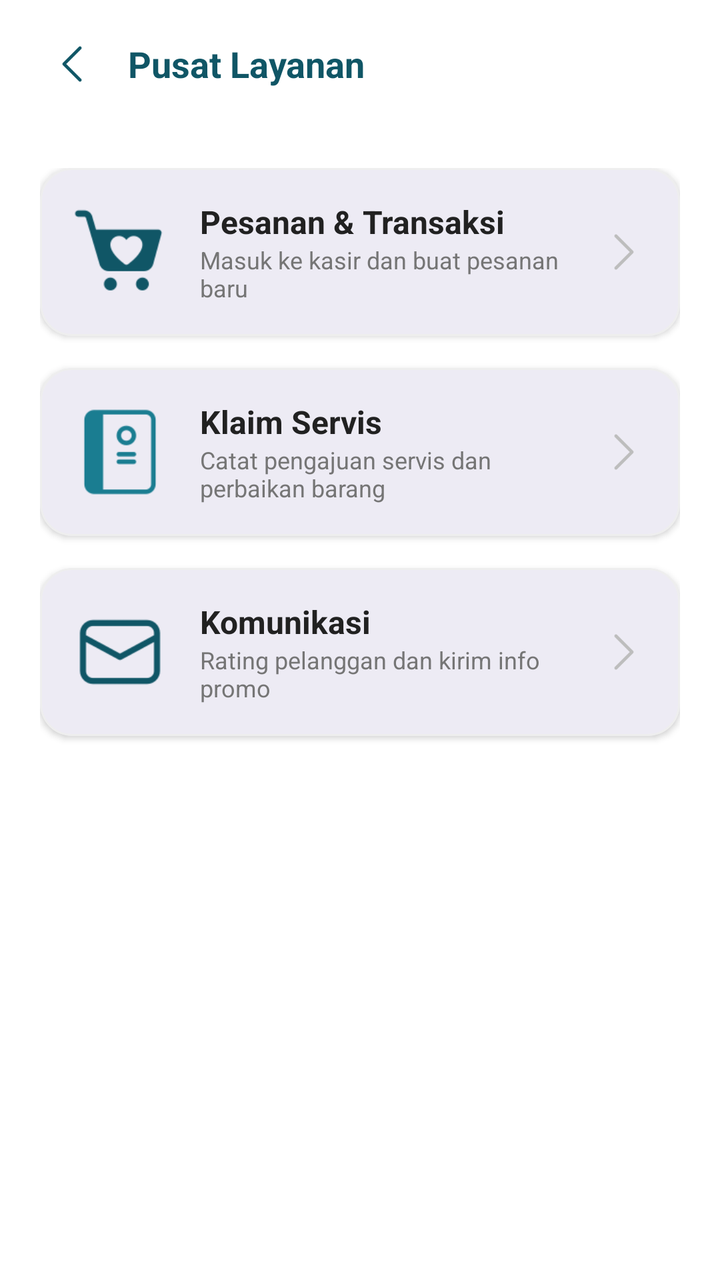
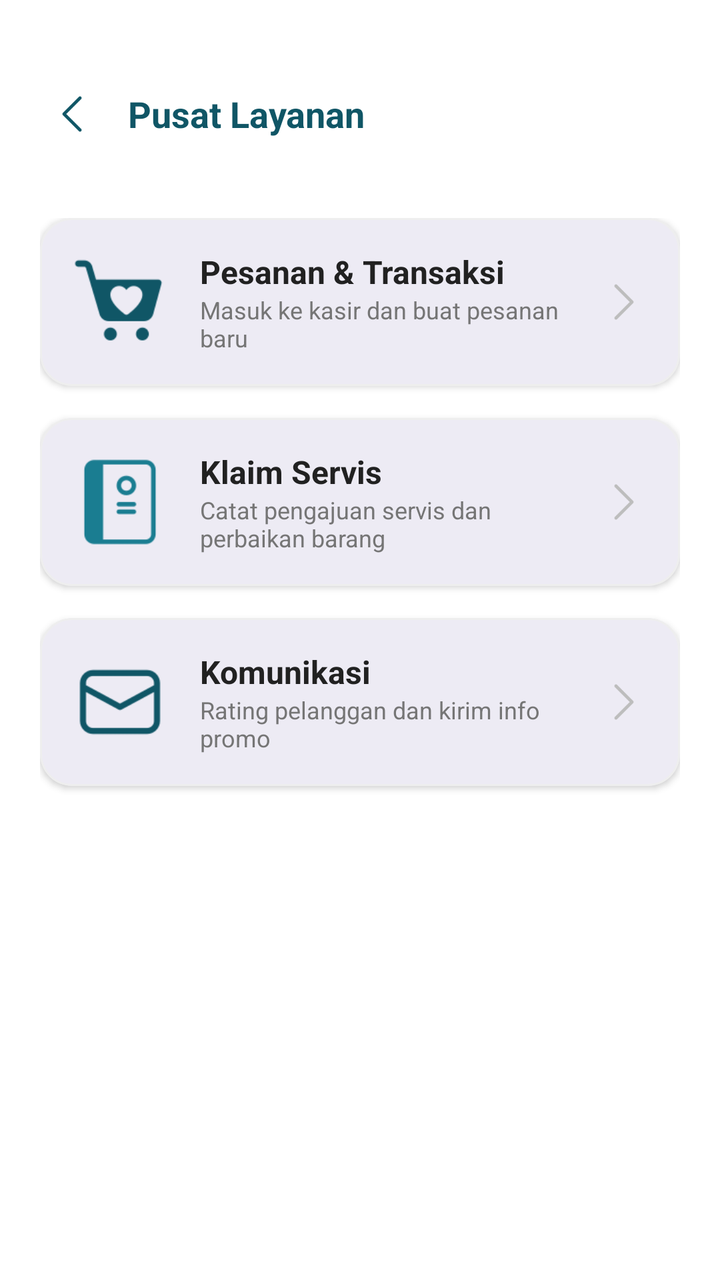

Screens rendered from an Android XML layout before and after an edit, with the pre-edit source and the edit as a unified diff.
<!-- AndroidManifest.xml: application theme Theme.Penjualan -->
<!-- res/layout/activity_layanan.xml -->
<?xml version="1.0" encoding="utf-8"?>
<androidx.coordinatorlayout.widget.CoordinatorLayout xmlns:android="http://schemas.android.com/apk/res/android"
    xmlns:app="http://schemas.android.com/apk/res-auto"
    android:layout_width="match_parent"
    android:layout_height="match_parent"
    android:background="@color/white">

    <com.google.android.material.appbar.AppBarLayout
        android:layout_width="match_parent"
        android:layout_height="wrap_content"
        android:background="@color/white"
        app:elevation="0dp">

        <androidx.appcompat.widget.Toolbar
            android:id="@+id/toolbarLayanan"
            android:layout_width="match_parent"
            android:layout_height="?attr/actionBarSize">

            <ImageButton
                android:id="@+id/btnBackLayanan"
                android:layout_width="40dp"
                android:layout_height="40dp"
                android:background="?attr/selectableItemBackgroundBorderless"
                android:src="@drawable/ic_back"
                android:padding="8dp"
                android:scaleType="centerInside"
                app:tint="@color/teal_deep" />

            <TextView
                android:layout_width="wrap_content"
                android:layout_height="wrap_content"
                android:layout_marginStart="24dp"
                android:text="Pusat Layanan"
                android:textColor="@color/teal_deep"
                android:textSize="18sp"
                android:textStyle="bold" />
        </androidx.appcompat.widget.Toolbar>
    </com.google.android.material.appbar.AppBarLayout>

    <LinearLayout
        android:layout_width="match_parent"
        android:layout_height="match_parent"
        android:orientation="vertical"
        android:padding="20dp"
        app:layout_behavior="@string/appbar_scrolling_view_behavior">

        
        <com.google.android.material.card.MaterialCardView
            android:id="@+id/btnPesananTransaksi"
            android:layout_width="match_parent"
            android:layout_height="wrap_content"
            android:layout_marginBottom="16dp"
            app:cardCornerRadius="16dp"
            app:cardElevation="2dp"
            app:strokeWidth="1dp"
            app:strokeColor="#EEEEEE">
            <LinearLayout
                android:layout_width="match_parent"
                android:layout_height="wrap_content"
                android:gravity="center_vertical"
                android:orientation="horizontal"
                android:padding="16dp">
                <ImageView
                    android:layout_width="48dp"
                    android:layout_height="48dp"
                    android:src="@drawable/ic_transaksi"
                    app:tint="@color/teal_deep" />
                <LinearLayout
                    android:layout_width="0dp"
                    android:layout_height="wrap_content"
                    android:layout_marginStart="16dp"
                    android:layout_weight="1"
                    android:orientation="vertical">
                    <TextView
                        android:layout_width="wrap_content"
                        android:layout_height="wrap_content"
                        android:text="Pesanan &amp; Transaksi"
                        android:textColor="#212121"
                        android:textSize="16sp"
                        android:textStyle="bold" />
                    <TextView
                        android:layout_width="wrap_content"
                        android:layout_height="wrap_content"
                        android:text="Masuk ke kasir dan buat pesanan baru"
                        android:textColor="#757575"
                        android:textSize="12sp" />
                </LinearLayout>
                <ImageView
                    android:layout_width="24dp"
                    android:layout_height="24dp"
                    android:src="@drawable/ic_back"
                    android:rotation="180"
                    app:tint="#BDBDBD" />
            </LinearLayout>
        </com.google.android.material.card.MaterialCardView>

        
        <com.google.android.material.card.MaterialCardView
            android:id="@+id/btnKlaimServis"
            android:layout_width="match_parent"
            android:layout_height="wrap_content"
            android:layout_marginBottom="16dp"
            app:cardCornerRadius="16dp"
            app:cardElevation="2dp"
            app:strokeWidth="1dp"
            app:strokeColor="#EEEEEE">
            <LinearLayout
                android:layout_width="match_parent"
                android:layout_height="wrap_content"
                android:gravity="center_vertical"
                android:orientation="horizontal"
                android:padding="16dp">
                <ImageView
                    android:layout_width="48dp"
                    android:layout_height="48dp"
                    android:src="@drawable/ic_layanan"
                    app:tint="@color/teal_light" />
                <LinearLayout
                    android:layout_width="0dp"
                    android:layout_height="wrap_content"
                    android:layout_marginStart="16dp"
                    android:layout_weight="1"
                    android:orientation="vertical">
                    <TextView
                        android:layout_width="wrap_content"
                        android:layout_height="wrap_content"
                        android:text="Klaim Servis"
                        android:textColor="#212121"
                        android:textSize="16sp"
                        android:textStyle="bold" />
                    <TextView
                        android:layout_width="wrap_content"
                        android:layout_height="wrap_content"
                        android:text="Catat pengajuan servis dan perbaikan barang"
                        android:textColor="#757575"
                        android:textSize="12sp" />
                </LinearLayout>
                <ImageView
                    android:layout_width="24dp"
                    android:layout_height="24dp"
                    android:src="@drawable/ic_back"
                    android:rotation="180"
                    app:tint="#BDBDBD" />
            </LinearLayout>
        </com.google.android.material.card.MaterialCardView>

        
        <com.google.android.material.card.MaterialCardView
            android:id="@+id/btnKomunikasi"
            android:layout_width="match_parent"
            android:layout_height="wrap_content"
            android:layout_marginBottom="16dp"
            app:cardCornerRadius="16dp"
            app:cardElevation="2dp"
            app:strokeWidth="1dp"
            app:strokeColor="#EEEEEE">
            <LinearLayout
                android:layout_width="match_parent"
                android:layout_height="wrap_content"
                android:gravity="center_vertical"
                android:orientation="horizontal"
                android:padding="16dp">
                <ImageView
                    android:layout_width="48dp"
                    android:layout_height="48dp"
                    android:src="@drawable/ic_email"
                    app:tint="@color/teal_deep" />
                <LinearLayout
                    android:layout_width="0dp"
                    android:layout_height="wrap_content"
                    android:layout_marginStart="16dp"
                    android:layout_weight="1"
                    android:orientation="vertical">
                    <TextView
                        android:layout_width="wrap_content"
                        android:layout_height="wrap_content"
                        android:text="Komunikasi"
                        android:textColor="#212121"
                        android:textSize="16sp"
                        android:textStyle="bold" />
                    <TextView
                        android:layout_width="wrap_content"
                        android:layout_height="wrap_content"
                        android:text="Rating pelanggan dan kirim info promo"
                        android:textColor="#757575"
                        android:textSize="12sp" />
                </LinearLayout>
                <ImageView
                    android:layout_width="24dp"
                    android:layout_height="24dp"
                    android:src="@drawable/ic_back"
                    android:rotation="180"
                    app:tint="#BDBDBD" />
            </LinearLayout>
        </com.google.android.material.card.MaterialCardView>

    </LinearLayout>

</androidx.coordinatorlayout.widget.CoordinatorLayout>
<!-- resources referenced by this layout -->
<resources>
  <color name="teal_deep">#105666</color>
  <color name="teal_light">#1A7D91</color>
  <color name="white">#FFFFFFFF</color>
  <!-- drawable ic_back: png bitmap (drawable, 536 bytes) -->
  <!-- drawable ic_email: png bitmap (drawable, 1397 bytes) -->
  <!-- drawable ic_layanan: png bitmap (drawable, 1205 bytes) -->
  <!-- drawable ic_transaksi: png bitmap (drawable, 2011 bytes) -->
  <style name="Theme.Penjualan" parent="Base.Theme.Penjualan" />
  <style name="Base.Theme.Penjualan" parent="Theme.Material3.DayNight.NoActionBar">
          
          <item name="colorPrimary">@color/teal_deep</item>
          <item name="colorOnPrimary">@color/cream</item>
          <item name="colorPrimaryContainer">@color/teal_light</item>
          <item name="colorOnPrimaryContainer">@color/white</item>
  
          <item name="colorSecondary">@color/teal_light</item>
          <item name="colorOnSecondary">@color/white</item>
  
          <item name="android:windowBackground">@color/white</item>
          <item name="android:statusBarColor">@color/teal_deep</item>
      </style>
  <color name="cream">#F7F4D5</color>
</resources>

<!-- the commit's change to res/layout/activity_layanan.xml (unified diff, before → after) -->
@@ -9,6 +9,7 @@
         android:layout_width="match_parent"
         android:layout_height="wrap_content"
         android:background="@color/white"
+        android:paddingTop="25dp"
         app:elevation="0dp">
 
         <androidx.appcompat.widget.Toolbar
